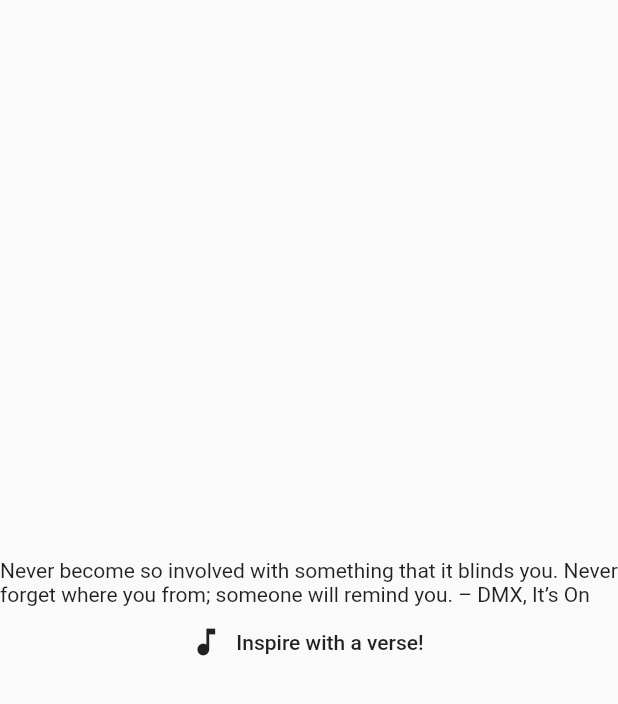
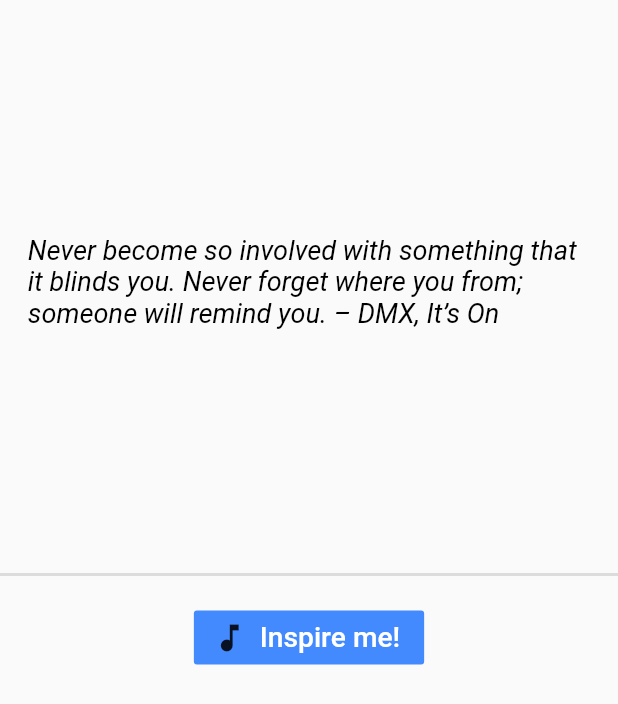
Before and after one commit to svaillancourt/Hello-World-Flutter, a Flutter app: the screen it shows after launch, on a phone screen of 412 x 824 dp. Shown: the top 704 px of the screen. Run offline on Flutter 3.47's test engine with Material 2 defaults, Android fonts, the phone set to English and light mode, and no system bars.

```diff
--- a/lib/ui/home.dart
+++ b/lib/ui/home.dart
@@ -18,6 +18,7 @@ List quotes = [
   "No law’s gonna change us, we have to change us. – Macklemore and Ryan Lewis, Same Love",
   "It’s only human to express the way you really feel, but that same humanity is my Achilles’ heel. A leopard can’t change his spots and never will; So, I’m forever I’ll, now I can never chill. – Black Thought",
   "And the land of the free is full of free loaders, leave us dead in the street to be your organ donors. – Joey Badass - Land of the Free",
+  "this is just a test – Stephane - Comfree",
 ];
 
 class _WisdomState extends State<Wisdom> {
@@ -28,13 +29,42 @@ class _WisdomState extends State<Wisdom> {
         child: Column(
           mainAxisAlignment: MainAxisAlignment.center,
           children: [
-            Text(quotes[_index %
-                quotes
-                    .length]), // this allows the index to loop based on the lenght
-            FlatButton.icon(
-                onPressed: _showQuote,
-                icon: Icon(Icons.music_note),
-                label: Text("Inspire with a verse!"))
+            Expanded(
+              child: Center(
+                child: Container(
+                  width: 375,
+                  height: 200,
+                  margin: EdgeInsets.all(5.0),
+                  decoration: BoxDecoration(
+                      color: Colors.transparent,
+                      borderRadius: BorderRadius.circular(10.5)),
+                  child: Center(
+                    child: Text(
+                      quotes[_index % quotes.length],
+                      style: TextStyle(
+                          color: Colors.black,
+                          fontSize: 18,
+                          fontStyle: FontStyle.italic),
+                    ),
+                  ),
+                ),
+              ),
+            ), // this allows the index to loop based on the lenght
+            Divider(
+              thickness: 2.0,
+            ),
+            Padding(
+              padding: const EdgeInsets.only(top: 10.0),
+              child: FlatButton.icon(
+                  onPressed: _showQuote,
+                  color: Colors.blueAccent.shade200,
+                  icon: Icon(Icons.music_note),
+                  label: Text(
+                    "Inspire me!",
+                    style: TextStyle(fontSize: 18.8, color: Colors.white),
+                  )),
+            ),
+            Spacer()
           ],
         ),
       ),
```
